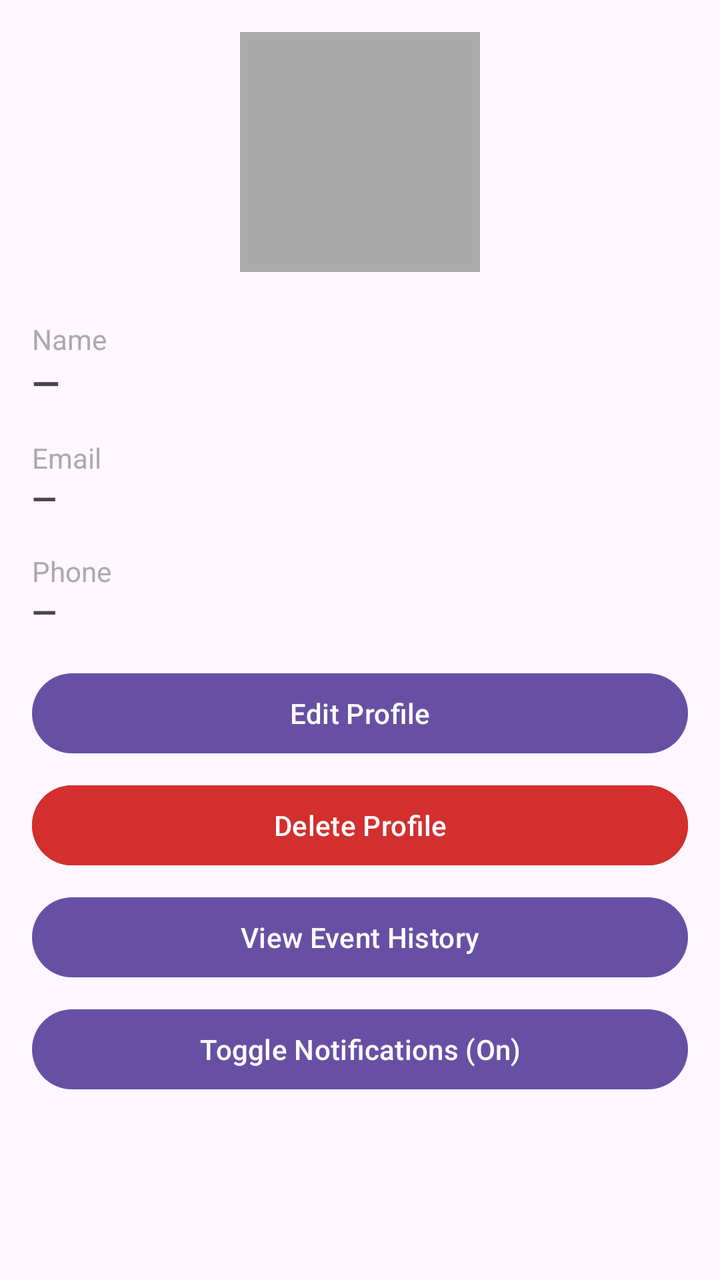
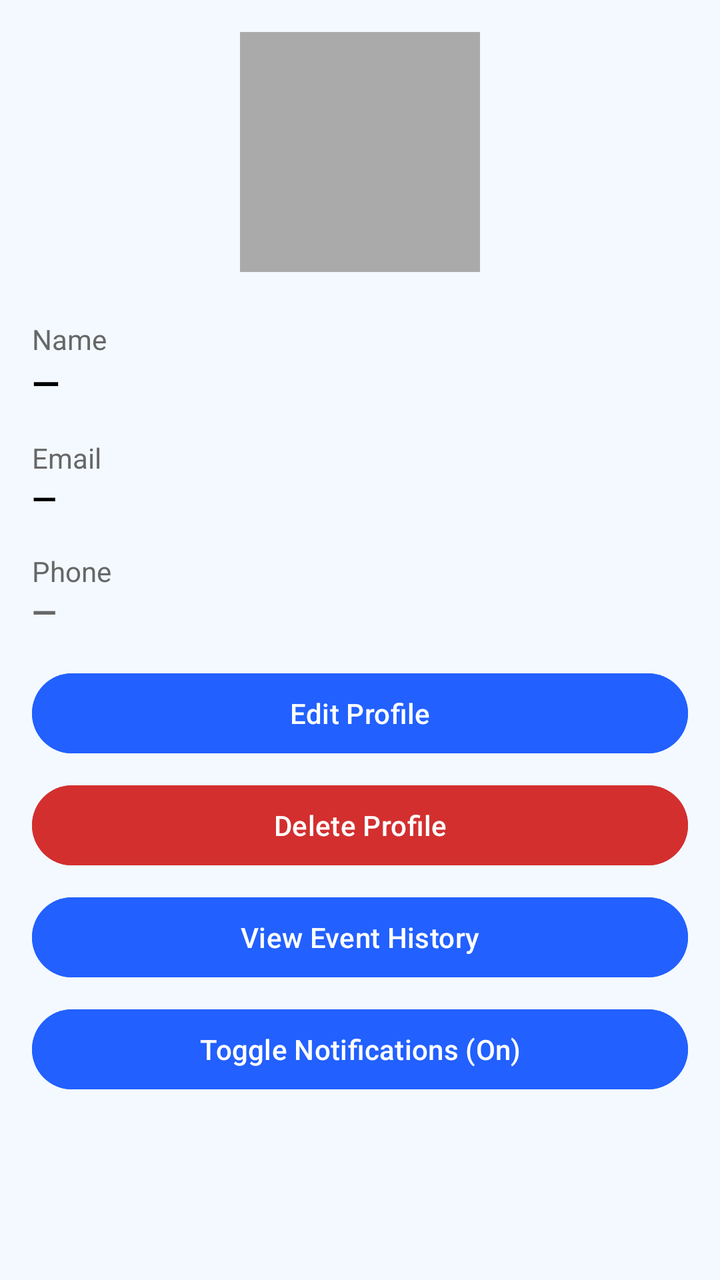

The first picture is an Android layout as it rendered before a commit; the second is the same layout after the commit. The layout source and the unified diff follow.
<!-- AndroidManifest.xml: application theme Theme.GitCat_events -->
<!-- res/layout/fragment_profile.xml -->
<?xml version="1.0" encoding="utf-8"?>
<ScrollView xmlns:android="http://schemas.android.com/apk/res/android"
    xmlns:tools="http://schemas.android.com/tools"
    android:layout_width="match_parent"
    android:layout_height="match_parent"
    tools:context=".ProfileFragment"
    android:id="@+id/fragment_profile">

<LinearLayout
    android:orientation="vertical"
    android:padding="16dp"
    android:layout_width="match_parent"
    android:layout_height="wrap_content">

    

    <LinearLayout
        android:layout_width="match_parent"
        android:layout_height="wrap_content"
        android:orientation="horizontal"
        android:gravity="center"
        android:paddingBottom="16dp">

        <ImageView
            android:id="@+id/ivFragmentProfilePicture"
            android:layout_width="120dp"
            android:layout_height="120dp"
            android:scaleType="centerCrop"
            android:contentDescription="Profile Picture"
            android:background="@android:color/darker_gray"/>
    </LinearLayout>

    
    <TextView
        android:text="@string/name"
        android:layout_width="wrap_content"
        android:layout_height="wrap_content"
        android:layout_marginTop="8dp"
        android:textSize="14sp"
        android:textColor="@android:color/darker_gray"/>

    <TextView
        android:id="@+id/tvFragmentName"
        android:text="—"
        android:textStyle="bold"
        android:textSize="18sp"
        android:layout_width="match_parent"
        android:layout_height="wrap_content"
        android:paddingBottom="8dp"/>

    
    <TextView
        android:text="@string/email"
        android:layout_width="wrap_content"
        android:layout_height="wrap_content"
        android:layout_marginTop="8dp"
        android:textSize="14sp"
        android:textColor="@android:color/darker_gray"/>

    <TextView
        android:id="@+id/tvFragmentEmail"
        android:text="—"
        android:textStyle="bold"
        android:textSize="16sp"
        android:layout_width="match_parent"
        android:layout_height="wrap_content"
        android:paddingBottom="8dp"/>

    
    <TextView
        android:text="@string/phone"
        android:layout_width="wrap_content"
        android:layout_height="wrap_content"
        android:layout_marginTop="8dp"
        android:textSize="14sp"
        android:textColor="@android:color/darker_gray"/>

    <TextView
        android:id="@+id/tvFragmentPhone"
        android:text="—"
        android:textStyle="bold"
        android:textSize="16sp"
        android:layout_width="match_parent"
        android:layout_height="wrap_content"
        android:paddingBottom="8dp"/>

    <Button
        android:id="@+id/btnFragmentViewFullProfile"
        android:layout_width="match_parent"
        android:layout_height="wrap_content"
        android:text="Edit Profile"
        android:layout_marginTop="8dp"/>

    <Button
        android:id="@+id/btnFragmentDeleteProfile"
        android:layout_width="match_parent"
        android:layout_height="wrap_content"
        android:text="Delete Profile"
        android:textColor="@android:color/white"
        android:backgroundTint="#D32F2F"
        android:layout_marginTop="8dp"/>

    <Button
        android:id="@+id/eventHistoryBtn"
        android:layout_width="match_parent"
        android:layout_height="wrap_content"
        android:layout_marginTop="8dp"
        android:text="View Event History" />

    <Button
        android:id="@+id/notificationToggleButton"
        android:layout_width="match_parent"
        android:layout_height="wrap_content"
        android:layout_marginTop="8dp"
        android:text="Toggle Notifications (On)" />

    <Button
        android:id="@+id/adminMenuBtn"
        android:layout_width="match_parent"
        android:layout_height="wrap_content"
        android:layout_marginTop="50dp"
        android:text="Admin Menu"
        android:visibility="gone" />

</LinearLayout>
</ScrollView>
<!-- resources referenced by this layout -->
<resources>
  <string name="email">Email</string>
  <string name="name">Name</string>
  <string name="phone">Phone</string>
  <style name="Theme.GitCat_events" parent="Base.Theme.GitCat_events" />
  <style name="Base.Theme.GitCat_events" parent="Theme.Material3.DayNight.NoActionBar">
          
          
      </style>
</resources>

<!-- the commit's change to res/layout/fragment_profile.xml (unified diff, before → after) -->
@@ -1,126 +1,145 @@
 <?xml version="1.0" encoding="utf-8"?>
 <ScrollView xmlns:android="http://schemas.android.com/apk/res/android"
     xmlns:tools="http://schemas.android.com/tools"
+    android:id="@+id/fragment_profile"
     android:layout_width="match_parent"
     android:layout_height="match_parent"
-    tools:context=".ProfileFragment"
-    android:id="@+id/fragment_profile">
-
-<LinearLayout
-    android:orientation="vertical"
-    android:padding="16dp"
-    android:layout_width="match_parent"
-    android:layout_height="wrap_content">
-
-    
+    android:background="@color/background_color"
+    tools:context=".ProfileFragment">
 
     <LinearLayout
         android:layout_width="match_parent"
         android:layout_height="wrap_content"
-        android:orientation="horizontal"
-        android:gravity="center"
-        android:paddingBottom="16dp">
+        android:orientation="vertical"
+        android:padding="16dp">
 
-        <ImageView
-            android:id="@+id/ivFragmentProfilePicture"
-            android:layout_width="120dp"
-            android:layout_height="120dp"
-            android:scaleType="centerCrop"
-            android:contentDescription="Profile Picture"
-            android:background="@android:color/darker_gray"/>
-    </LinearLayout>
+            
 
-    
-    <TextView
-        android:text="@string/name"
-        android:layout_width="wrap_content"
-        android:layout_height="wrap_content"
-        android:layout_marginTop="8dp"
-        android:textSize="14sp"
-        android:textColor="@android:color/darker_gray"/>
+        <LinearLayout
+            android:layout_width="match_parent"
+            android:layout_height="wrap_content"
+            android:gravity="center"
+            android:orientation="horizontal"
+            android:paddingBottom="16dp">
 
-    <TextView
-        android:id="@+id/tvFragmentName"
-        android:text="—"
-        android:textStyle="bold"
-        android:textSize="18sp"
-        android:layout_width="match_parent"
-        android:layout_height="wrap_content"
-        android:paddingBottom="8dp"/>
+            <ImageView
+                android:id="@+id/ivFragmentProfilePicture"
+                android:layout_width="120dp"
+                android:layout_height="120dp"
+                android:background="@android:color/darker_gray"
+                android:contentDescription="Profile Picture"
+                android:scaleType="centerCrop" />
+        </LinearLayout>
 
-    
-    <TextView
-        android:text="@string/email"
-        android:layout_width="wrap_content"
-        android:layout_height="wrap_content"
-        android:layout_marginTop="8dp"
-        android:textSize="14sp"
-        android:textColor="@android:color/darker_gray"/>
+        
+        <TextView
+            android:layout_width="wrap_content"
+            android:layout_height="wrap_content"
+            android:layout_marginTop="8dp"
+            android:text="@string/name"
+            android:textColor="@color/text_color_medium"
+            android:textSize="14sp" />
 
-    <TextView
-        android:id="@+id/tvFragmentEmail"
-        android:text="—"
-        android:textStyle="bold"
-        android:textSize="16sp"
-        android:layout_width="match_parent"
-        android:layout_height="wrap_content"
-        android:paddingBottom="8dp"/>
+        <TextView
+            android:id="@+id/tvFragmentName"
+            android:layout_width="match_parent"
+            android:layout_height="wrap_content"
+            android:paddingBottom="8dp"
+            android:text="—"
+            android:textColor="@color/text_color_dark"
+            android:textSize="18sp"
+            android:textStyle="bold" />
 
-    
-    <TextView
-        android:text="@string/phone"
-        android:layout_width="wrap_content"
-        android:layout_height="wrap_content"
-        android:layout_marginTop="8dp"
-        android:textSize="14sp"
-        android:textColor="@android:color/darker_gray"/>
+        
+        <TextView
+            android:layout_width="wrap_content"
+            android:layout_height="wrap_content"
+            android:layout_marginTop="8dp"
+            android:text="@string/email"
+            android:textColor="@color/text_color_medium"
+            android:textSize="14sp" />
 
-    <TextView
-        android:id="@+id/tvFragmentPhone"
-        android:text="—"
-        android:textStyle="bold"
-        android:textSize="16sp"
-        android:layout_width="match_parent"
-        android:layout_height="wrap_content"
-        android:paddingBottom="8dp"/>
+        <TextView
+            android:id="@+id/tvFragmentEmail"
+            android:layout_width="match_parent"
+            android:layout_height="wrap_content"
+            android:paddingBottom="8dp"
+            android:text="—"
+            android:textColor="@color/text_color_dark"
+            android:textSize="16sp"
+            android:textStyle="bold" />
 
-    <Button
-        android:id="@+id/btnFragmentViewFullProfile"
-        android:layout_width="match_parent"
-        android:layout_height="wrap_content"
-        android:text="Edit Profile"
-        android:layout_marginTop="8dp"/>
+        
+        <TextView
+            android:layout_width="wrap_content"
+            android:layout_height="wrap_content"
+            android:layout_marginTop="8dp"
+            android:text="@string/phone"
+            android:textColor="@color/text_color_medium"
+            android:textSize="14sp" />
 
-    <Button
-        android:id="@+id/btnFragmentDeleteProfile"
-        android:layout_width="match_parent"
-        android:layout_height="wrap_content"
-        android:text="Delete Profile"
-        android:textColor="@android:color/white"
-        android:backgroundTint="#D32F2F"
-        android:layout_marginTop="8dp"/>
+        <TextView
+            android:id="@+id/tvFragmentPhone"
+            android:layout_width="match_parent"
+            android:layout_height="wrap_content"
+            android:paddingBottom="8dp"
+            android:text="—"
+            android:textColor="@color/text_color_medium"
+            android:textSize="16sp"
+            android:textStyle="bold" />
 
-    <Button
-        android:id="@+id/eventHistoryBtn"
-        android:layout_width="match_parent"
-        android:layout_height="wrap_content"
-        android:layout_marginTop="8dp"
-        android:text="View Event History" />
+        <Button
+            android:id="@+id/btnFragmentViewFullProfile"
+            android:layout_width="match_parent"
+            android:layout_height="wrap_content"
+            android:layout_marginTop="8dp"
+            android:backgroundTint="@color/button_color"
+            android:text="Edit Profile"
+            android:textColor="@color/text_color_light" />
 
-    <Button
-        android:id="@+id/notificationToggleButton"
-        android:layout_width="match_parent"
-        android:layout_height="wrap_content"
-        android:layout_marginTop="8dp"
-        android:text="Toggle Notifications (On)" />
+        <Button
+            android:id="@+id/btnFragmentDeleteProfile"
+            android:layout_width="match_parent"
+            android:layout_height="wrap_content"
+            android:layout_marginTop="8dp"
+            android:backgroundTint="#D32F2F"
+            android:text="Delete Profile"
+            android:textColor="@color/text_color_light" />
 
+        <Button
+            android:id="@+id/eventHistoryBtn"
+            android:layout_width="match_parent"
+            android:layout_height="wrap_content"
+            android:layout_marginTop="8dp"
+            android:backgroundTint="@color/button_color"
+            android:text="View Event History"
+            android:textColor="@color/text_color_light" />
+
+        <Button
+            android:id="@+id/notificationToggleButton"
+            android:layout_width="match_parent"
+            android:layout_height="wrap_content"
+            android:layout_marginTop="8dp"
+            android:backgroundTint="@color/button_color"
+            android:text="Toggle Notifications (On)"
+            android:textColor="@color/text_color_light" />
     <Button
         android:id="@+id/adminMenuBtn"
         android:layout_width="match_parent"
         android:layout_height="wrap_content"
         android:layout_marginTop="50dp"
+        android:backgroundTint="@color/button_color"
         android:text="Admin Menu"
+        android:textColor="@color/text_color_light"
         android:visibility="gone" />
 
-</LinearLayout>
+        
+
+            
+
+            
+
+            
+
+    </LinearLayout>
 </ScrollView>
<!-- resource entries referenced after the edit -->
@@ -1,5 +1,10 @@
 <!-- resources referenced by this layout -->
 <resources>
+  <color name="background_color">#F3F9FF</color>
+  <color name="button_color">#2260ff</color>
+  <color name="text_color_dark">#000000</color>
+  <color name="text_color_light">#ffffff</color>
+  <color name="text_color_medium">#676767</color>
   <string name="email">Email</string>
   <string name="name">Name</string>
   <string name="phone">Phone</string>
